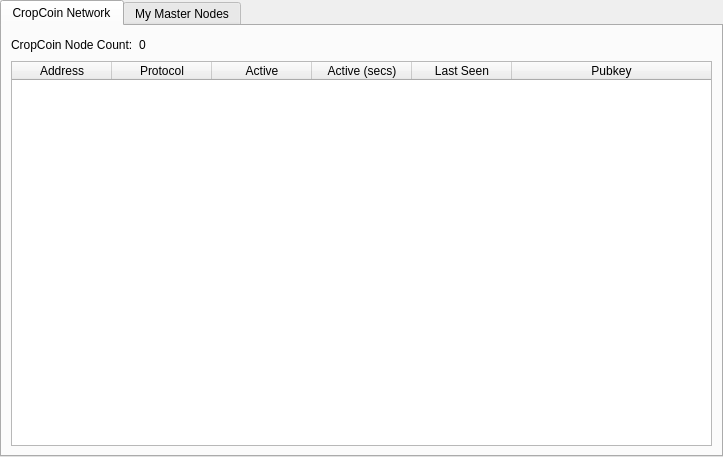
Qt form src/qt/forms/masternodemanager.ui (Cropdev/CropDev) before a commit.
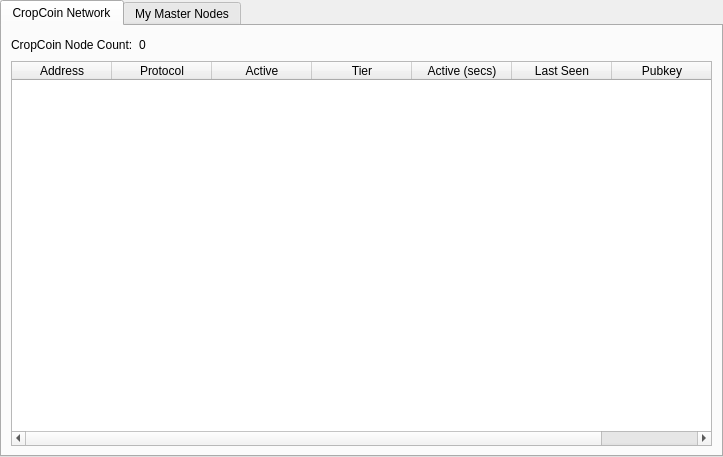
The same form after that commit. The open tabs and pages were chosen to show the change.

Commit message: Tier info at masternodes list page

The edit to the form file:
```diff
--- a/src/qt/forms/masternodemanager.ui
+++ b/src/qt/forms/masternodemanager.ui
@@ -73,6 +73,11 @@
              <string>Active</string>
             </property>
            </column>
+           <column>
+            <property name="text">
+             <string>Tier</string>
+            </property>
+           </column>           
            <column>
             <property name="text">
              <string>Active (secs)</string>
```
The commit also changes 1 other file.
